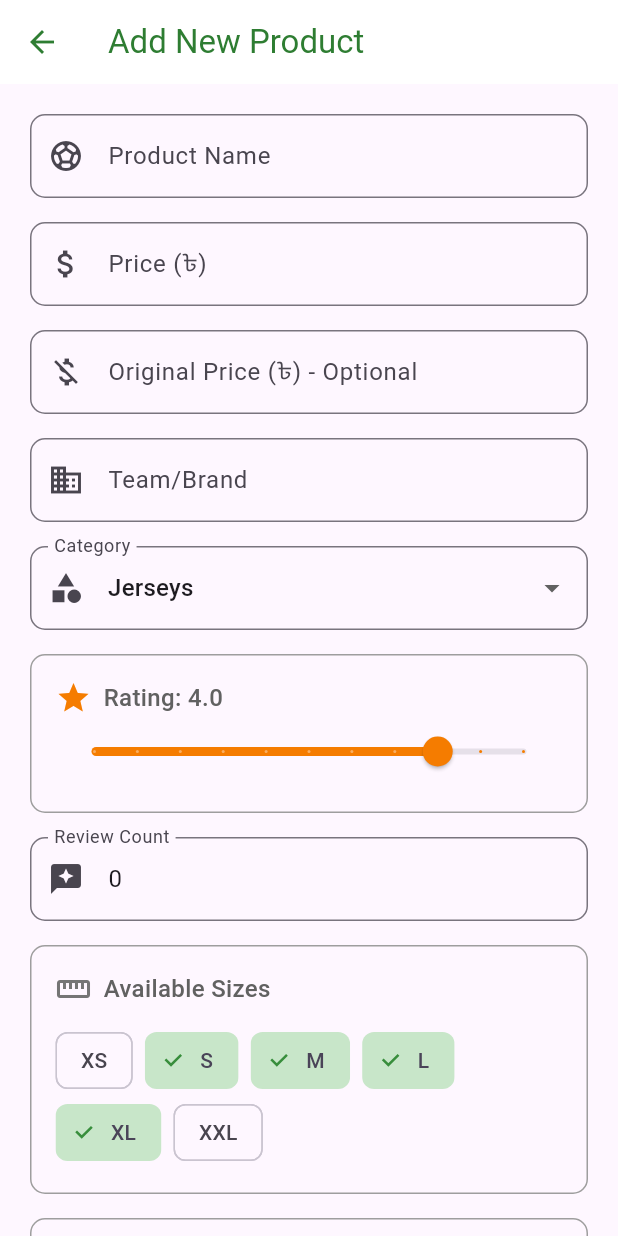
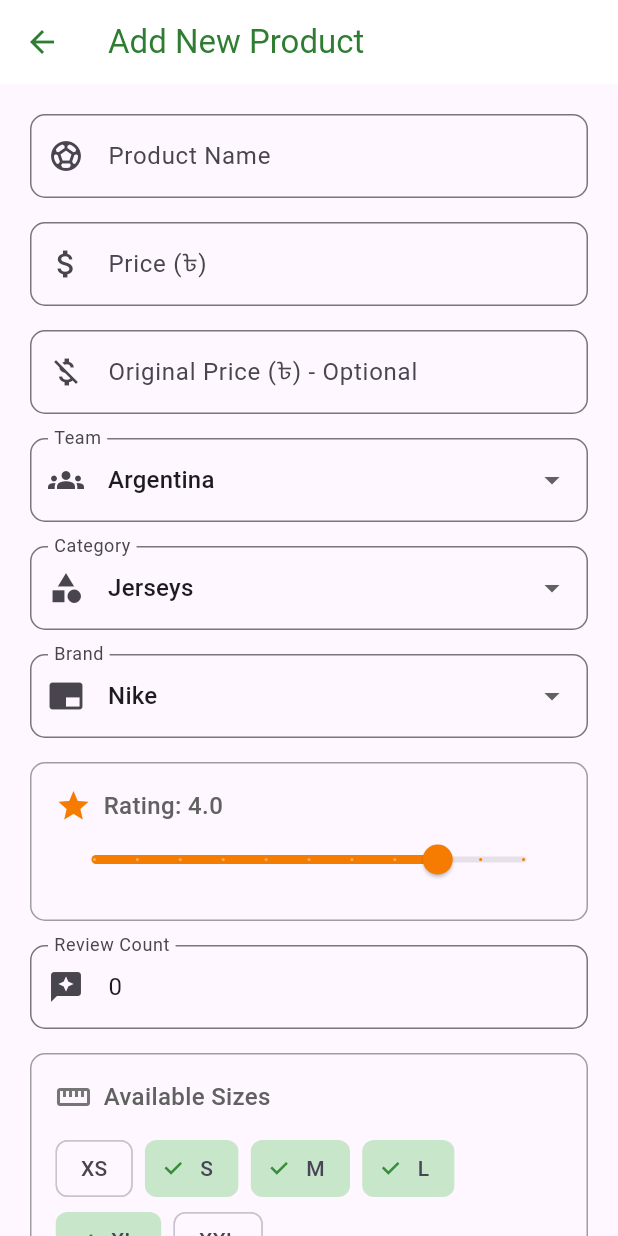
Before and after one commit to tamim131415/turf_app, a Flutter app: the AddProductScreen screen opened by its route, on a phone screen of 412 x 824 dp. Run offline on Flutter 3.47's test engine with Material 3 defaults, Android fonts, the phone set to English and light mode, and no system bars; our stand-ins replace cloud_firestore, dio, firebase_core, firebase_storage, get, image_picker and 1 more; accounts and stored records are empty; network calls fail.

Commit message:
Explore product filter

```diff
--- a/lib/models/product.dart
+++ b/lib/models/product.dart
@@ -8,6 +8,7 @@ class Product {
   final double? originalPrice;
   final String team;
   final String category;
+  final String brand;
   final String imageUrl;
   final double rating;
   final int reviewCount;
@@ -23,6 +24,7 @@ class Product {
     this.originalPrice,
     required this.team,
     required this.category,
+    this.brand = 'Others',
     required this.imageUrl,
     this.rating = 0.0,
     this.reviewCount = 0,
@@ -40,6 +42,7 @@ class Product {
       'originalPrice': originalPrice,
       'team': team,
       'category': category,
+      'brand': brand,
       'imageUrl': imageUrl,
       'rating': rating,
       'reviewCount': reviewCount,
@@ -59,6 +62,7 @@ class Product {
       originalPrice: map['originalPrice']?.toDouble(),
       team: map['team'] ?? '',
       category: map['category'] ?? '',
+      brand: map['brand'] ?? 'Others',
       imageUrl: map['imageUrl'] ?? '',
       rating: (map['rating'] ?? 0.0).toDouble(),
       reviewCount: map['reviewCount'] ?? 0,
--- a/lib/screens/product/add_product_screen.dart
+++ b/lib/screens/product/add_product_screen.dart
@@ -20,13 +20,14 @@ class _AddProductScreenState extends State<AddProductScreen> {
   final TextEditingController nameController = TextEditingController();
   final TextEditingController priceController = TextEditingController();
   final TextEditingController originalPriceController = TextEditingController();
-  final TextEditingController teamController = TextEditingController();
   final TextEditingController descriptionController = TextEditingController();
   final TextEditingController reviewCountController = TextEditingController(
     text: '0',
   );
 
   String selectedCategory = 'Jerseys';
+  String selectedBrand = 'Nike';
+  String selectedTeam = 'Argentina';
   File? selectedImage;
   final ImagePicker picker = ImagePicker();
   bool isUploading = false;
@@ -39,6 +40,25 @@ class _AddProductScreenState extends State<AddProductScreen> {
     'Balls',
     'Accessories',
     'Training',
+    'Others',
+  ];
+
+  final List<String> brands = [
+    'Nike',
+    'Adidas',
+    'Puma',
+    'New Balance',
+    'Others',
+  ];
+
+  final List<String> teams = [
+    'Argentina',
+    'Brazil',
+    'Germany',
+    'France',
+    'Spain',
+    'England',
+    'Others',
   ];
 
   @override
@@ -46,7 +66,6 @@ class _AddProductScreenState extends State<AddProductScreen> {
     nameController.dispose();
     priceController.dispose();
     originalPriceController.dispose();
-    teamController.dispose();
     descriptionController.dispose();
     reviewCountController.dispose();
     super.dispose();
@@ -168,8 +187,9 @@ class _AddProductScreenState extends State<AddProductScreen> {
         name: nameController.text,
         price: price,
         originalPrice: originalPrice,
-        team: teamController.text.isEmpty ? 'Custom' : teamController.text,
+        team: selectedTeam,
         category: selectedCategory,
+        brand: selectedBrand,
         imageUrl: finalImageUrl,
         rating: rating,
         reviewCount: reviewCount,
@@ -290,16 +310,27 @@ class _AddProductScreenState extends State<AddProductScreen> {
               ),
               SizedBox(height: 16),
 
-              // Team/Brand
-              TextField(
-                controller: teamController,
+              // Team Dropdown
+              DropdownButtonFormField<String>(
+                value: selectedTeam,
                 decoration: InputDecoration(
-                  labelText: 'Team/Brand',
+                  labelText: 'Team',
                   border: OutlineInputBorder(
                     borderRadius: BorderRadius.circular(10),
                   ),
-                  prefixIcon: Icon(Icons.business),
+                  prefixIcon: Icon(Icons.groups),
                 ),
+                items: teams.map((String team) {
+                  return DropdownMenuItem<String>(
+                    value: team,
+                    child: Text(team),
+                  );
+                }).toList(),
+                onChanged: (String? newValue) {
+                  setState(() {
+                    selectedTeam = newValue!;
+                  });
+                },
               ),
               SizedBox(height: 16),
 
@@ -322,6 +353,30 @@ class _AddProductScreenState extends State<AddProductScreen> {
                 onChanged: (String? newValue) {
                   setState(() {
                     selectedCategory = newValue!;
+                  });
+                },
+              ),
+              SizedBox(height: 16),
+
+              // Brand Dropdown
+              DropdownButtonFormField<String>(
+                value: selectedBrand,
+                decoration: InputDecoration(
+                  labelText: 'Brand',
+                  border: OutlineInputBorder(
+                    borderRadius: BorderRadius.circular(10),
+                  ),
+                  prefixIcon: Icon(Icons.branding_watermark),
+                ),
+                items: brands.map((String brand) {
+                  return DropdownMenuItem<String>(
+                    value: brand,
+                    child: Text(brand),
+                  );
+                }).toList(),
+                onChanged: (String? newValue) {
+                  setState(() {
+                    selectedBrand = newValue!;
                   });
                 },
               ),
```
Also changed, not shown: lib/controllers/product_controller.dart (+75 -5 lines), lib/screens/explore/explore_screen.dart (+11 -16 lines), lib/screens/product/all_products_screen.dart (+134 -19 lines).
